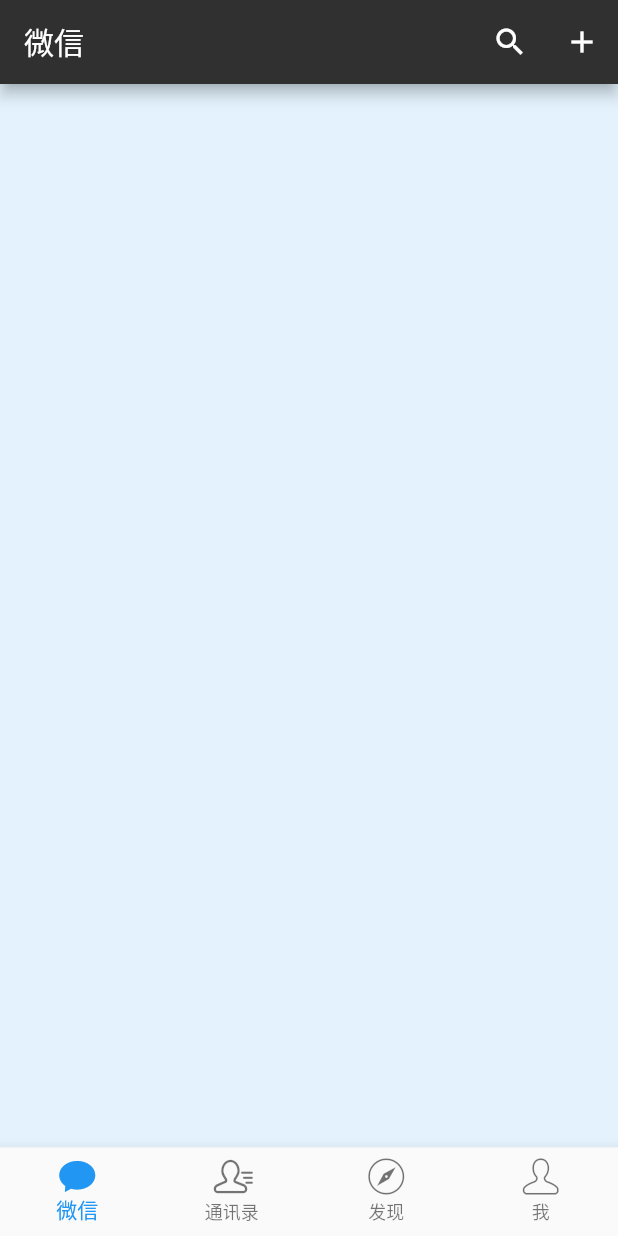
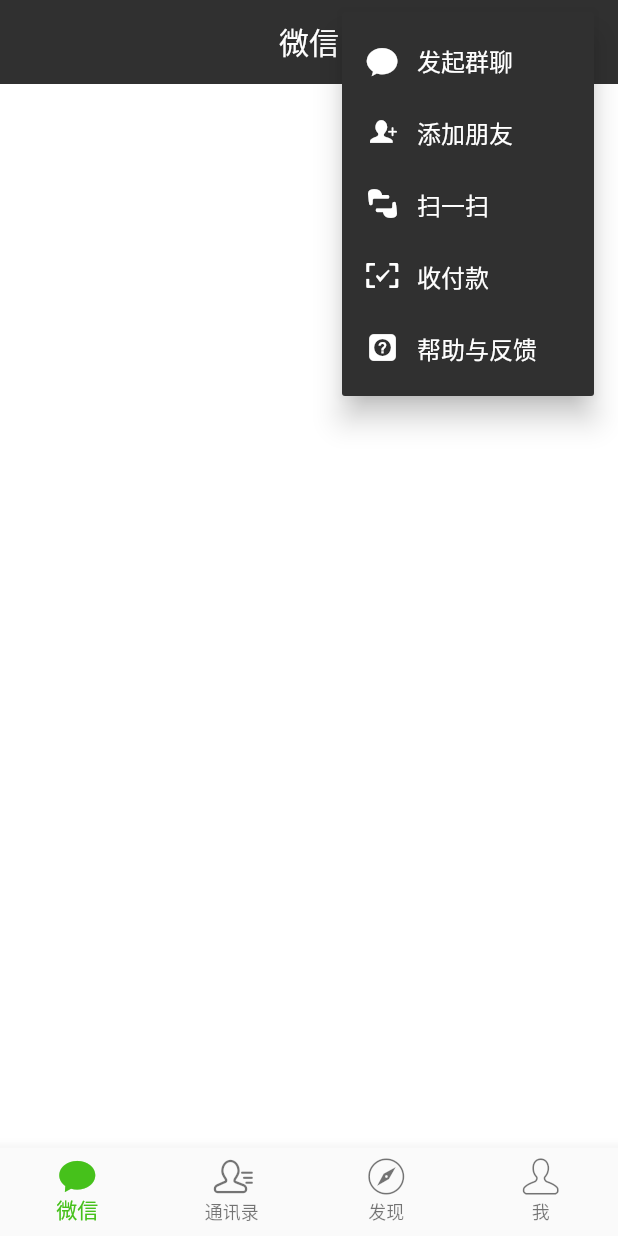
Before and after one commit to yinjie2014/wechat_clone, a Flutter app: the screen it shows after launch, after a tap on the "add" icon, on a phone screen of 412 x 824 dp. Run offline on Flutter 3.47's test engine with Material 2 defaults, Android fonts, the phone set to English and light mode, and no system bars.

Commit message:
完成程序主框架

```diff
--- a/lib/constants.dart
+++ b/lib/constants.dart
@@ -1,5 +1,8 @@
 class AppColors {
   static const AppBarColor = 0xff303030;
+  static const TabIconNormal = 0xff999999;
+  static const TabIconActive = 0xff46c11b;
+  static const AppBarPopupMenuColor = 0xffffffff;
 }
 
 class Constants {
--- a/lib/home/home_screen.dart
+++ b/lib/home/home_screen.dart
@@ -1,10 +1,10 @@
 import 'package:flutter/material.dart';
-import 'package:wechat_clone/constants.dart' show Constants;
+import 'package:flutter/cupertino.dart';
+import 'package:wechat_clone/constants.dart';
+
+enum ActionItems { GROP_CHAT, ADD_FRIEND, QR_SCAN, PAYMENT, HELP }
 
 class NavigationIconView {
-  final String _title;
-  final IconData _icon;
-  final IconData _activeIcon;
   final BottomNavigationBarItem item;
 
   NavigationIconView({
@@ -13,9 +13,7 @@ class NavigationIconView {
     IconData icon,
     IconData activeIcon,
     BottomNavigationBarItem item,
-  })  : _title = title,
-        _icon = icon,
-        _activeIcon = activeIcon,
+  })  :
         item = new BottomNavigationBarItem(
             icon: Icon(icon),
             activeIcon: Icon(activeIcon),
@@ -30,12 +28,21 @@ class HomeScreen extends StatefulWidget {
 }
 
 class _HomeScreenState extends State<HomeScreen> {
+
+  // 底部BottomItem数组
   List<NavigationIconView> _navigationViews;
+  // 当前选中的BottomItem索引
+  int _currentIndex = 0;
+  // 分页
+  PageController _pageController;
+  // 存取分页对应的Widget
+  List<Widget> _pages;
 
   @override
   void initState() {
     super.initState();
 
+    // 底部BottomItem数组初始化
     _navigationViews = [
       new NavigationIconView(
         title: "微信",
@@ -82,41 +89,144 @@ class _HomeScreenState extends State<HomeScreen> {
         ),
       ),
     ];
+
+    // 分页初始化
+    _pageController = PageController(initialPage: _currentIndex);
+
+    // 初始化分页Widget
+    _pages = [
+      Container(color: Colors.white,),
+      Container(color: Colors.grey,),
+      Container(color: Colors.red,),
+      Container(color: Colors.blue,)
+    ];
+  }
+
+  // 构建顶部加号下拉列表项菜单
+  _buildPopupMenuItem(int iconName, String title) {
+    return Row(
+      mainAxisAlignment: MainAxisAlignment.start,
+      crossAxisAlignment: CrossAxisAlignment.center,
+      children: <Widget>[
+        Icon(
+          IconData(iconName, fontFamily: Constants.IconFontFamily),
+          size: 22.0,
+          color: Color(AppColors.AppBarPopupMenuColor),
+        ),
+        Container(
+          width: 12.0,
+        ),
+        Text(
+          title,
+          style: TextStyle(color: Color(AppColors.AppBarPopupMenuColor)),
+        ),
+      ],
+    );
   }
 
   @override
   Widget build(BuildContext context) {
+
     final BottomNavigationBar bottomNavigationBar = BottomNavigationBar(
+      fixedColor: const Color(AppColors.TabIconActive),
       items: _navigationViews.map((NavigationIconView view) {
         return view.item;
       }).toList(),
-      currentIndex: 0,
+      currentIndex: _currentIndex,
       type: BottomNavigationBarType.fixed,
       onTap: (int index) {
         print("点击了第$index个");
+        // 重绘动态赋值
+        setState(() {
+          // 设置当前选中的索引
+          _currentIndex = index;
+
+          // 设置pageController对应的index
+          _pageController.animateToPage(_currentIndex, duration: Duration(milliseconds: 200), curve: Curves.easeInOut);
+        });
       },
     );
 
     return Scaffold(
       appBar: AppBar(
         title: Text("微信"),
+        centerTitle: true,
+        elevation: 0.0,
         actions: <Widget>[
-          IconButton(
-            icon: Icon(Icons.search),
-            onPressed: () {
-              print("搜索按钮");
-            },
+          Container(
+            padding: EdgeInsets.only(right: 16.0),
+            child: IconButton(
+              icon: Icon(
+                IconData(
+                  0xe65e,
+                  fontFamily: Constants.IconFontFamily,
+                ),
+                size: 22.0,
+              ),
+              onPressed: () {
+                print("点击了搜搜");
+              },
+            ),
           ),
-          IconButton(
-            icon: Icon(Icons.add),
-            onPressed: () {
-              print("显示下拉列表");
-            },
-          )
+          Container(
+              padding: EdgeInsets.only(right: 16.0),
+              child: PopupMenuButton(
+                icon: Icon(Icons.add),
+                itemBuilder: (BuildContext context) {
+                  return <PopupMenuItem<ActionItems>>[
+                    PopupMenuItem(
+                      child: _buildPopupMenuItem(0xe69e, "发起群聊"),
+                      value: ActionItems.GROP_CHAT,
+                    ),
+                    PopupMenuItem(
+                      child: _buildPopupMenuItem(0xe638, "添加朋友"),
+                      value: ActionItems.ADD_FRIEND,
+                    ),
+                    PopupMenuItem(
+                      child: _buildPopupMenuItem(0xe61b, "扫一扫"),
+                      value: ActionItems.QR_SCAN,
+                    ),
+                    PopupMenuItem(
+                      child: _buildPopupMenuItem(0xe62a, "收付款"),
+                      value: ActionItems.PAYMENT,
+                    ),
+                    PopupMenuItem(
+                      child: _buildPopupMenuItem(0xe63d, "帮助与反馈"),
+                      value: ActionItems.HELP,
+                    ),
+                  ];
+                },
+                onSelected: (ActionItems actionItems) {
+                  print('点击的是$actionItems');
+                },
+              )
+              // IconButton(
+              // icon: Icon(
+              //   IconData(
+              //     0xe65e,
+              //     fontFamily: Constants.IconFontFamily,
+              //   ),
+              //   size: 22.0,
+              // ),
+              // onPressed: () {
+              //   print("显示下拉列表");
+              // },
+              ),
         ],
       ),
-      body: Container(
-        color: Colors.blue[50],
+      body:PageView.builder(
+        itemBuilder: (BuildContext contex, int index) {
+          return _pages[index];
+        },
+        controller: _pageController,
+        itemCount: 4,
+        onPageChanged: (int index){
+          print('当前选择时第$index页');
+          setState(() {
+            // 设置选中的索引
+            _currentIndex = index;
+          });
+        },
       ),
       bottomNavigationBar: bottomNavigationBar,
     );
--- a/lib/main.dart
+++ b/lib/main.dart
@@ -16,6 +16,7 @@ class MyApp extends StatelessWidget {
         home: HomeScreen(),
         theme: ThemeData.light().copyWith(
           primaryColor: Color(AppColors.AppBarColor),
+          cardColor: Color(AppColors.AppBarColor)
         ));
   }
 }
```
Also changed, not shown: 4 other files.
